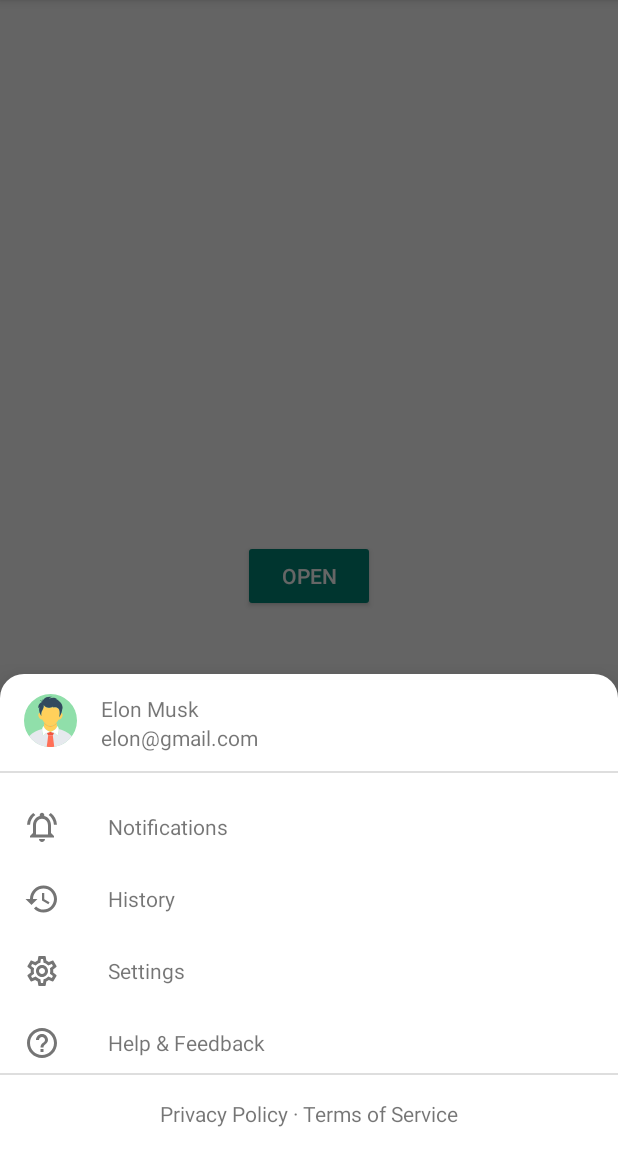
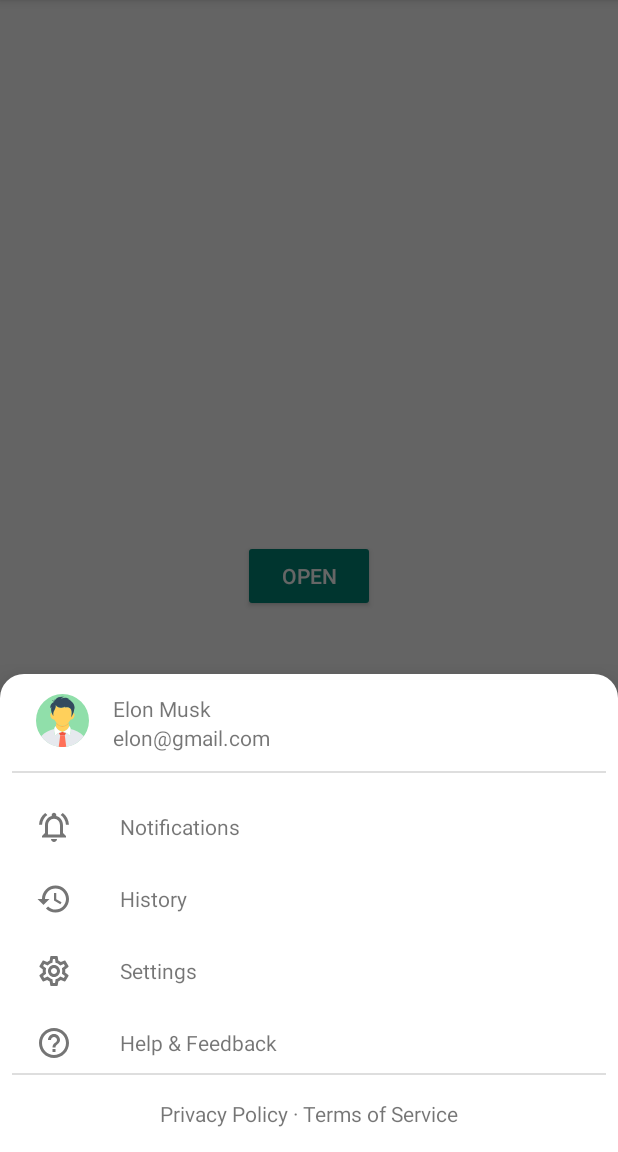
Before and after one commit to Deishelon/RoundedBottomSheet, an Android app: the screen it shows after launch (MainActivity), after a tap on "OPEN", on a phone screen of 412 x 824 dp, the part 84-1236 px from its top. Run offline under Robolectric (Android 15) with nearby library versions, the phone set to English and light mode, and no system bars.

Commit message:
Added left & right padding to fix bug if layout is match_parent

```diff
--- a/roundedbottomsheet/src/main/res/drawable/bg_rounded_bottom_sheet.xml
+++ b/roundedbottomsheet/src/main/res/drawable/bg_rounded_bottom_sheet.xml
@@ -4,6 +4,9 @@
     <corners
             android:topLeftRadius="@dimen/roundedBottomSheetCornerRadius"
             android:topRightRadius="@dimen/roundedBottomSheetCornerRadius" />
-    <padding android:top="@dimen/roundedBottomSheetCornerRadiusTopPadding" />
+    <padding
+            android:top="@dimen/roundedBottomSheetCornerRadiusTopPadding"
+            android:left="@dimen/roundedBottomSheetCornerRadiusLeftPadding"
+            android:right="@dimen/roundedBottomSheetCornerRadiusRightPadding" />
     <solid android:color="@color/roundedBottomSheetPrimaryBackground" />
 </shape>
--- a/roundedbottomsheet/src/main/res/values/dimens.xml
+++ b/roundedbottomsheet/src/main/res/values/dimens.xml
@@ -2,4 +2,6 @@
 <resources>
     <dimen name="roundedBottomSheetCornerRadius">16dp</dimen>
     <dimen name="roundedBottomSheetCornerRadiusTopPadding">8dp</dimen>
+    <dimen name="roundedBottomSheetCornerRadiusLeftPadding">8dp</dimen>
+    <dimen name="roundedBottomSheetCornerRadiusRightPadding">8dp</dimen>
 </resources>
```
